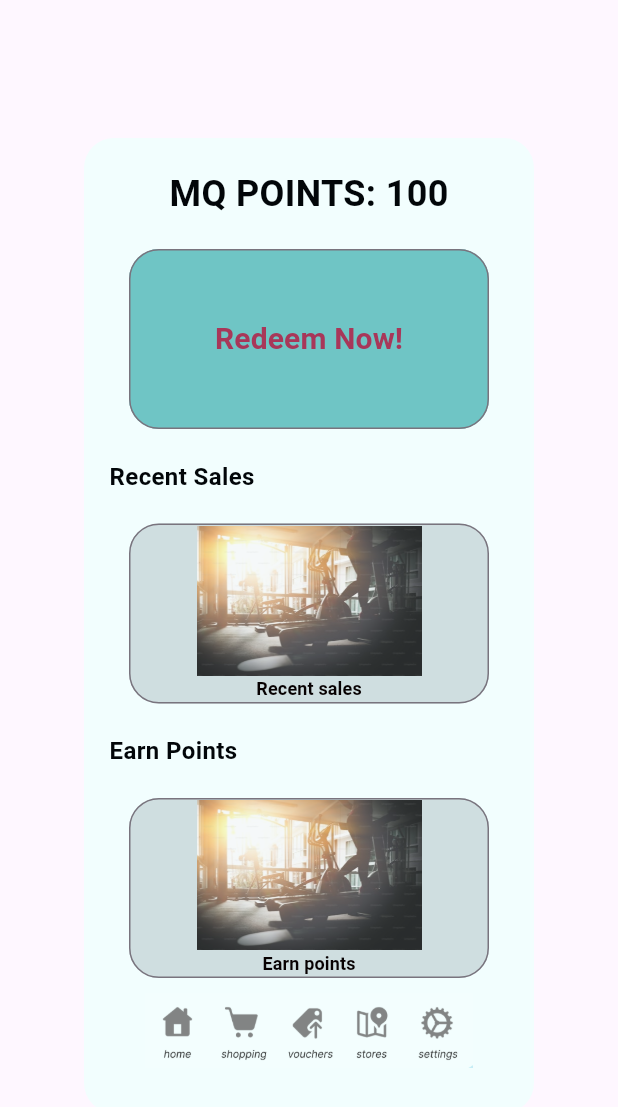
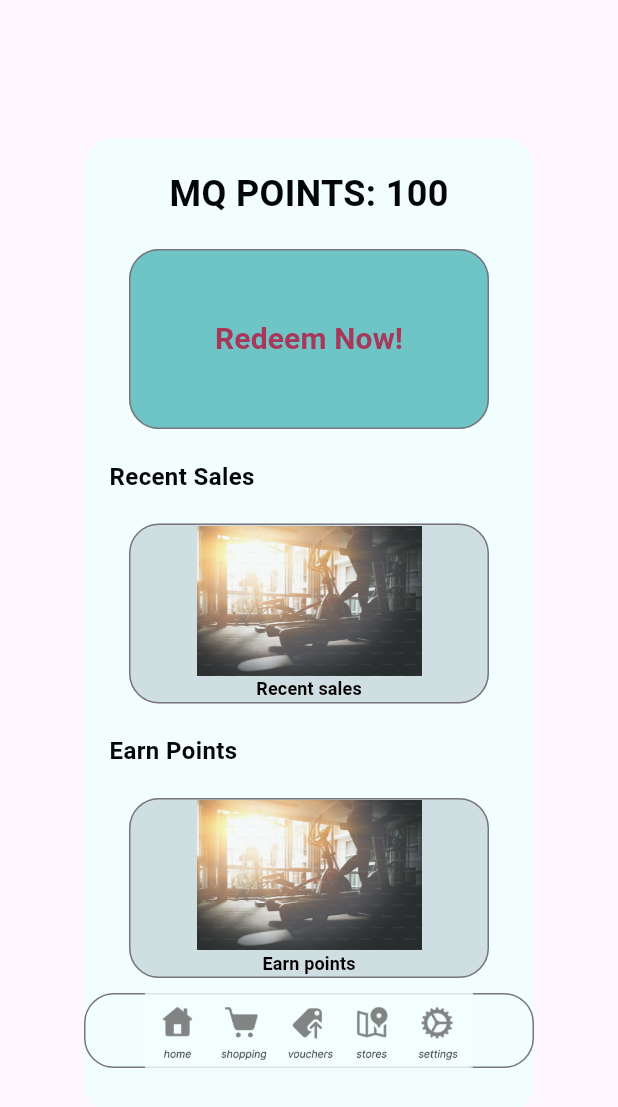
Before and after one commit to tinger529/MQ_points, a Flutter app: the HomeScreen widget shown alone on an empty page, opened directly, on a phone screen of 412 x 824 dp. Shown: the top 1107 px of the screen. Run offline on Flutter 3.47's test engine with Material 3 defaults, Android fonts, the phone set to English and light mode, and no system bars; Roboto replaces fonts that are missing (Italic).

Commit message:
add tool bar button pattern

```diff
--- a/lib/models/patterns.dart
+++ b/lib/models/patterns.dart
@@ -169,3 +169,32 @@ Container buildContainerE(state, String page, String txt, {Color colour = const
     ),
       ));
   }
+
+// tool button
+Container tool(state, String page) {
+    return Container(
+      width: 500.0,
+      height: 50.0,
+      decoration: const BoxDecoration(
+        color: Color(0xFFF2FEFE),
+      ),
+      child: OutlinedButton(
+          onPressed: () => {state.redirect(page)},
+          style: OutlinedButton.styleFrom(
+            shape: RoundedRectangleBorder(
+              borderRadius: BorderRadius.circular(20.0),
+            ),
+          ),
+          child: Column(
+            mainAxisSize: MainAxisSize.min,
+            children: [
+              Image.asset(
+                'assets/image/toolbar.png',
+                width: 500,
+                height: 50,
+                opacity: const AlwaysStoppedAnimation(.8),
+              ),
+      ],
+    ),
+      ));
+  }
--- a/lib/screens/home_screen.dart
+++ b/lib/screens/home_screen.dart
@@ -76,12 +76,7 @@ class HomeScreen extends StatelessWidget {
                       const SizedBox(height: 20),
                       buildContainerB(state, "event", 'Earn points', colour: const Color(0xFFCFDEE0), fontColor: const Color.fromARGB(255, 7, 1, 2)),
                       const SizedBox(height: 10),
-                      Image.asset(
-                        'assets/image/toolbar.png',
-                        width: 500,
-                        height: 50,
-                        opacity: const AlwaysStoppedAnimation(.8),
-                      ),
+                      tool(state, "event"),
                   ],
                 ),
               ),
--- a/lib/screens/login_screen.dart
+++ b/lib/screens/login_screen.dart
@@ -47,7 +47,7 @@ class LoginScreen extends StatelessWidget {
                 child: Column(
                   children: [
                     const SizedBox(height: 50),
-                    fail ?
+
                       const SizedBox(
                         width: double.infinity,
                         child: Text(
@@ -58,8 +58,7 @@ class LoginScreen extends StatelessWidget {
                             fontSize: 8,
                           ),
                         ),
-                      )
-                     : const SizedBox(),
+                      ),
                     const SizedBox(height: 3),
                     SizedBox(
                       width: 250,
```
Also changed, not shown: 1 other file.
